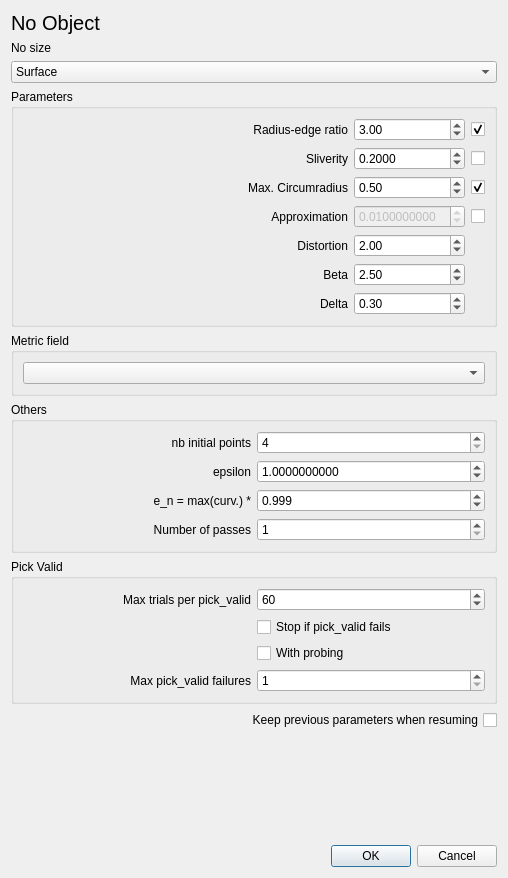
Old version of the form Anisotropic_mesh_3/demo/ui_files/Aniso_meshing_dialog.ui in the repository MaelRL/cgal.
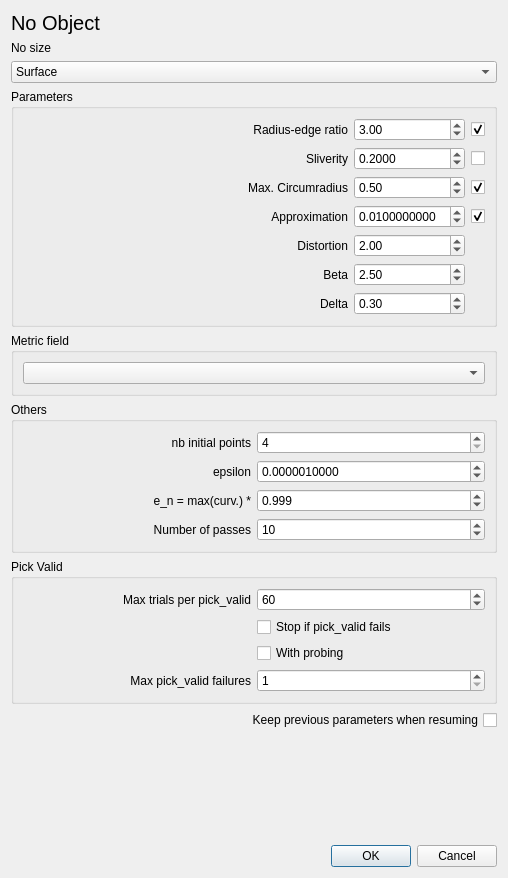
New version of the form.

Commit message: Updated ui with metric operations and colored polyhedron visu

Diff of the .ui file:
```diff
--- a/Anisotropic_mesh_3/demo/ui_files/Aniso_meshing_dialog.ui
+++ b/Anisotropic_mesh_3/demo/ui_files/Aniso_meshing_dialog.ui
@@ -242,18 +242,21 @@
       </item>
       <item row="4" column="2">
        <widget class="QCheckBox" name="noApproximation">
+        <property name="enabled">
+         <bool>true</bool>
+        </property>
         <property name="text">
          <string/>
         </property>
         <property name="checked">
-         <bool>false</bool>
+         <bool>true</bool>
         </property>
        </widget>
       </item>
       <item row="4" column="1">
        <widget class="QDoubleSpinBox" name="approximation">
         <property name="enabled">
-         <bool>false</bool>
+         <bool>true</bool>
         </property>
         <property name="decimals">
          <number>10</number>
@@ -404,7 +407,7 @@
          <double>0.001000000000000</double>
         </property>
         <property name="value">
-         <double>1.000000000000000</double>
+         <double>0.000001000000000</double>
         </property>
        </widget>
       </item>
@@ -442,6 +445,9 @@
         <property name="minimum">
          <double>1.000000000000000</double>
         </property>
+        <property name="value">
+         <double>10.000000000000000</double>
+        </property>
        </widget>
       </item>
       <item row="3" column="0">
```
The commit also changes 6 other files.
